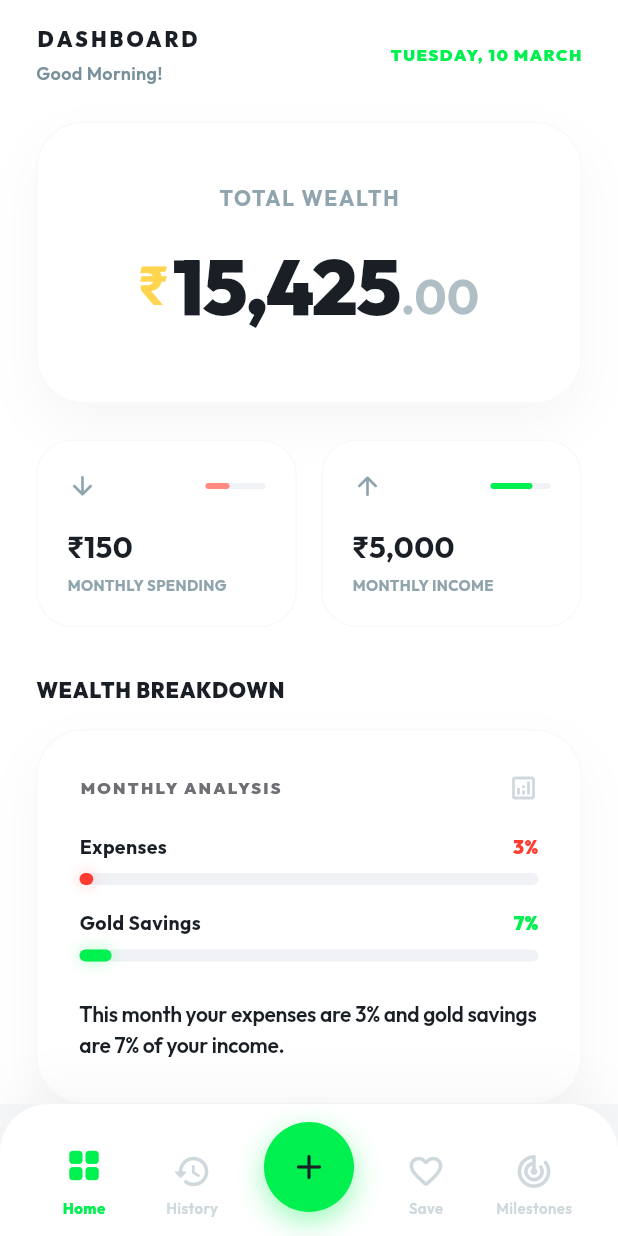
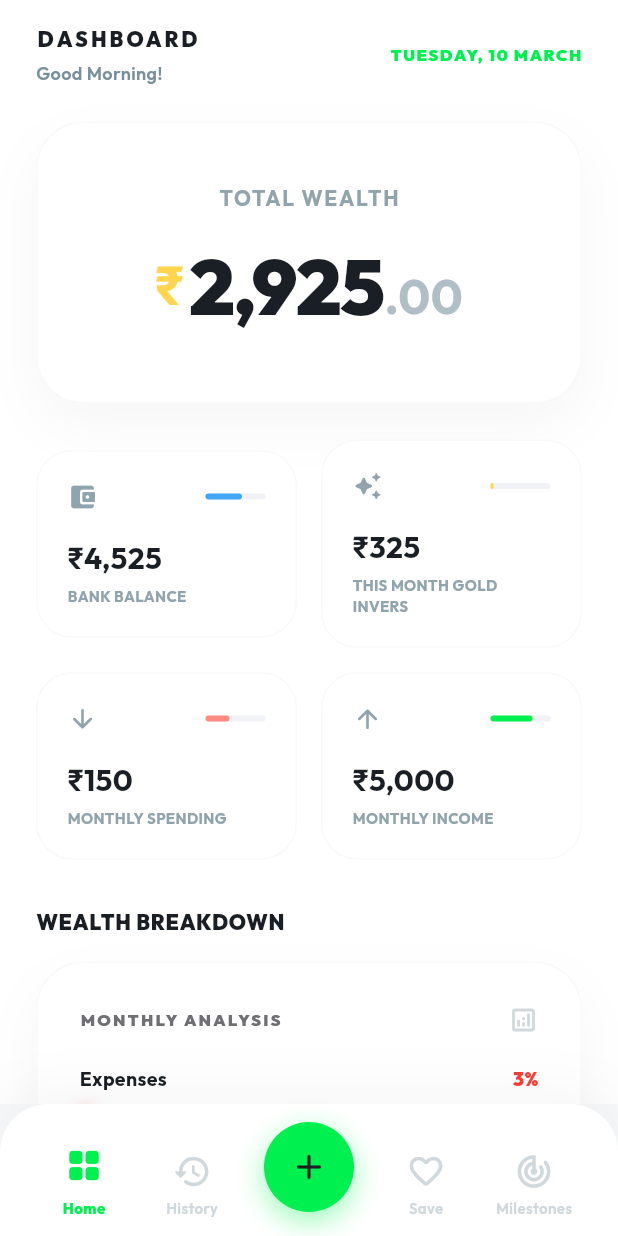
Before and after one commit to Aarif-work/Wealth-traker, a Flutter app: the screen it shows after launch, on a phone screen of 412 x 824 dp. Run offline on Flutter 3.47's test engine with Material 3 defaults, Android fonts, the light colour scheme and no system bars; our stand-ins replace google_fonts, percent_indicator.

Commit message:
work flow complted

```diff
--- a/lib/providers/wealth_provider.dart
+++ b/lib/providers/wealth_provider.dart
@@ -198,7 +198,7 @@ class WealthProvider with ChangeNotifier {
   double get digitalGoldGrams => _digitalGoldInGrams;
   double get goldPricePerGram => _goldPricePerGram;
   double get goldValue => _digitalGoldInGrams * _goldPricePerGram;
-  double get totalWealth => _cashSavings + goldValue;
+  double get totalWealth => goldValue; // Total Wealth is now defined as exclusively Gold Value
   List<FinancialGoal> get goals => [..._goals];
 
   double get activeGoldGoalGrams {
@@ -276,6 +276,23 @@ class WealthProvider with ChangeNotifier {
         .where((t) => t.type == TransactionType.gold && t.date.month == now.month && t.date.year == now.year)
         .fold(0.0, (sum, t) => sum + t.amount);
   }
+
+  double get availableBalance {
+    final income = _transactions
+        .where((t) => t.type == TransactionType.income)
+        .fold(0.0, (sum, t) => sum + t.amount);
+    final expenses = _transactions
+        .where((t) => t.type == TransactionType.expense)
+        .fold(0.0, (sum, t) => sum + t.amount);
+    final goldSpent = _transactions
+        .where((t) => t.type == TransactionType.gold)
+        .fold(0.0, (sum, t) => sum + t.amount);
+
+    // Balance is purely money from salary/income minus what was spent on expenses and gold
+    return income - expenses - goldSpent;
+  }
+
+  double get bankBalance => availableBalance;
 
   double get netBalance => monthlyIncome - monthlyExpenses - monthlyGoldAmount;
 
--- a/lib/screens/home_screen.dart
+++ b/lib/screens/home_screen.dart
@@ -166,7 +166,33 @@ class HomeScreen extends StatelessWidget {
   }
 
   Widget _buildMonthlyStats(WealthProvider provider, NumberFormat format) {
-    return Row(
+    return Column(
+      children: [
+        Row(
+          children: [
+            Expanded(
+              child: _buildStatCard(
+                'BANK BALANCE',
+                format.format(provider.bankBalance),
+                Icons.account_balance_wallet_rounded,
+                const Color(0xFF42A5F5), // Soft Blue
+                (provider.bankBalance / (provider.bankBalance + provider.totalWealth > 0 ? provider.bankBalance + provider.totalWealth : 1.0)).clamp(0.0, 1.0),
+              ),
+            ),
+            const SizedBox(width: 16),
+            Expanded(
+              child: _buildStatCard(
+                'THIS MONTH GOLD INVERS',
+                format.format(provider.monthlyGoldAmount),
+                Icons.auto_awesome_rounded,
+                const Color(0xFFFFD54F), // Gold
+                provider.activeGoldRatio,
+              ),
+            ),
+          ],
+        ),
+        const SizedBox(height: 16),
+        Row(
           children: [
             Expanded(
               child: _buildStatCard(
@@ -186,6 +212,8 @@ class HomeScreen extends StatelessWidget {
                 AppTheme.primaryGreen,
                 0.7, // Simplified ratio for UI
               ),
+            ),
+          ],
         ),
       ],
     );
```
Lines whose indentation alone changed are shown as unchanged.
